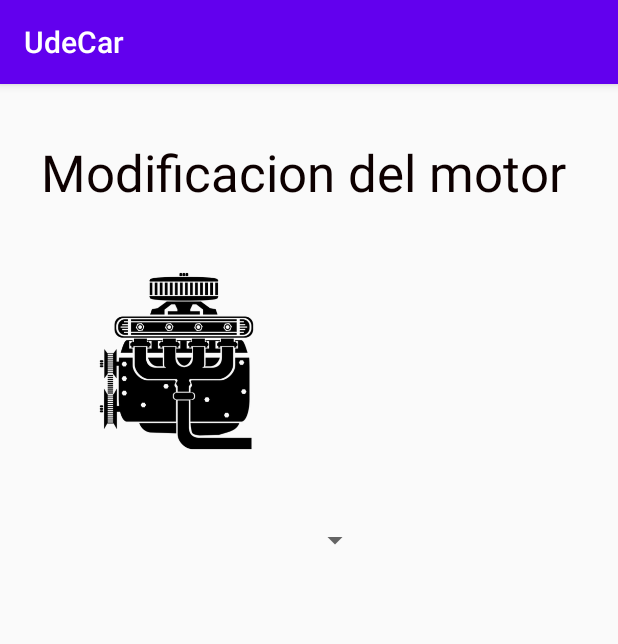
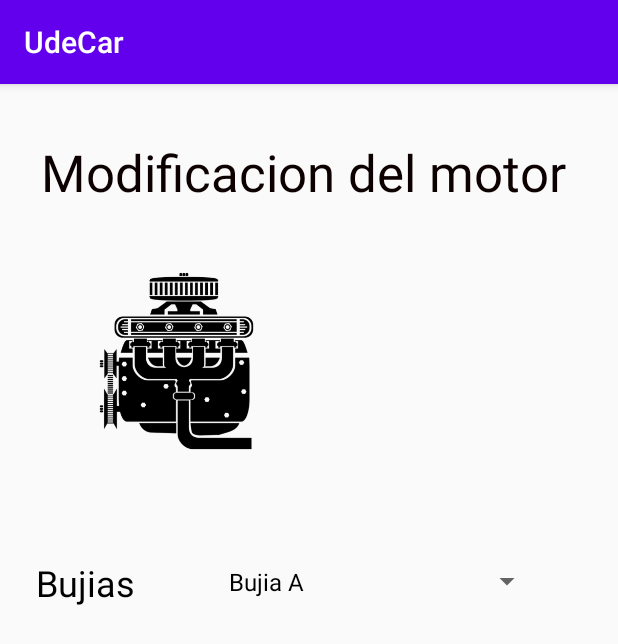
Before and after one commit to cristianpinillostorres/UdeCar, an Android app: the ModificarMotor screen opened directly, with no data from a screen before it, on a phone screen of 412 x 824 dp. Shown: the top 644 px of the screen. Run offline under Robolectric (Android 15) with nearby library versions, the phone set to English and light mode, and no system bars.

Commit message:
//Se agrego un ddl a la clase ModificarMotor

```diff
--- a/app/src/main/java/com/udecar/ModificarMotor.java
+++ b/app/src/main/java/com/udecar/ModificarMotor.java
@@ -3,18 +3,63 @@ package com.udecar;
 import androidx.appcompat.app.AppCompatActivity;
 
 import android.os.Bundle;
+import android.view.View;
+import android.widget.AdapterView;
+import android.widget.ArrayAdapter;
+import android.widget.Spinner;
+import android.widget.Toast;
+
+import java.util.ArrayList;
 
 public class ModificarMotor extends AppCompatActivity {
 
+    Spinner listaBujias;
+
     @Override
     protected void onCreate(Bundle savedInstanceState) {
-        super.onCreate(savedInstanceState);
-        setContentView(R.layout.activity_modificar_motor);
+            super.onCreate(savedInstanceState);
+            setContentView(R.layout.activity_modificar_motor);
+            //inicializar componentes
+            listaBujias = (Spinner) findViewById(R.id.ddl_listaBujias);
+            //listaBujias = (Spinner) findViewById(R.id.ddl_listaBujias);
+            //listaBujias = (Spinner) findViewById(R.id.ddl_listaBujias);
+            //listaBujias = (Spinner) findViewById(R.id.ddl_listaBujias);
+            //llenar Spinner
+            LlenarSpiner();
     }
 
+    public void LlenarSpiner(){
 
+        PartesMotor parte1 = new PartesMotor(1, "Bujia A");
+        PartesMotor parte2 = new PartesMotor(2, "Bujia B");
+        PartesMotor parte3 = new PartesMotor(2, "Bujia C");
+        //Creacion del arrayList de tipo "PartesMotor"
+        ArrayList<String> partes = new ArrayList<>();
+        //llenado del arrayList
+        partes.add(parte1.getNombreParte());
+        partes.add(parte2.getNombreParte());
+        partes.add(parte3.getNombreParte());
+        //adaptador de tipo arrayList para el spinner
+        ArrayAdapter<String> adaptador = new ArrayAdapter<>(this, R.layout.support_simple_spinner_dropdown_item, partes);
+        listaBujias.setAdapter(adaptador);
 
+        listaBujias.setOnItemSelectedListener(new AdapterView.OnItemSelectedListener() {
+            @Override
+            public void onItemSelected(AdapterView<?> parent, View view, int position, long id) {
+                Toast.makeText(getApplicationContext(),"selecciono: "+parent.getItemAtPosition(position).toString() ,Toast.LENGTH_SHORT).show();
+            }
 
+            @Override
+            public void onNothingSelected(AdapterView<?> parent) {
 
+            }
+        });
+    }
+
+    public void ObtenerSeleccion(){
+        PartesMotor parteSeleccionada = (PartesMotor) listaBujias.getSelectedItem();
+        String mensaje = parteSeleccionada.getNombreParte()+" ha sido seleccionada";
+        Toast.makeText(getApplicationContext(),mensaje,Toast.LENGTH_SHORT).show();
+    }
 
 }
--- /dev/null
+++ b/app/src/main/java/com/udecar/PartesMotor.java
@@ -0,0 +1,27 @@
+package com.udecar;
+
+public class PartesMotor {
+    private int idParte;
+    private String nombreParte;
+
+    public PartesMotor(int idParte, String nombreParte) {
+        this.idParte = idParte;
+        this.nombreParte = nombreParte;
+    }
+
+    public int getIdParte() {
+        return idParte;
+    }
+
+    public void setIdParte(int idParte) {
+        this.idParte = idParte;
+    }
+
+    public String getNombreParte() {
+        return nombreParte;
+    }
+
+    public void setNombreParte(String nombreParte) {
+        this.nombreParte = nombreParte;
+    }
+}
--- a/app/src/main/res/layout/activity_modificar_motor.xml
+++ b/app/src/main/res/layout/activity_modificar_motor.xml
@@ -5,6 +5,18 @@
     android:layout_width="match_parent"
     android:layout_height="match_parent"
     tools:context=".ModificarMotor">
+
+    <TextView
+        android:id="@+id/label1"
+        android:layout_width="100dp"
+        android:layout_height="wrap_content"
+        android:layout_marginStart="24dp"
+        android:layout_marginTop="316dp"
+        android:text="Bujias"
+        android:textColor="@android:color/background_dark"
+        android:textSize="24sp"
+        app:layout_constraintStart_toStartOf="parent"
+        app:layout_constraintTop_toTopOf="parent" />
 
     <ImageView
         android:id="@+id/imageView2"
@@ -30,12 +42,14 @@
         app:layout_constraintTop_toTopOf="parent" />
 
     <Spinner
-        android:id="@+id/listaMotores"
-        android:layout_width="220dp"
-        android:layout_height="wrap_content"
-        android:layout_marginTop="292dp"
+        android:id="@+id/ddl_listaBujias"
+        android:layout_width="217dp"
+        android:layout_height="31dp"
+        android:layout_marginTop="316dp"
+        android:prompt="@string/seleccionBujia"
+        android:spinnerMode="dialog"
         app:layout_constraintEnd_toEndOf="parent"
-        app:layout_constraintHorizontal_bias="0.141"
+        app:layout_constraintHorizontal_bias="0.743"
         app:layout_constraintStart_toStartOf="parent"
         app:layout_constraintTop_toTopOf="parent" />
 
--- a/app/src/main/res/values/strings.xml
+++ b/app/src/main/res/values/strings.xml
@@ -4,4 +4,5 @@
     <string name="btnMotor">Modificar motor</string>
     <string name="btnFrenos">Modificar Frenos</string>
     <string name="btnTransmision">Modificar Transmision</string>
+    <string name="seleccionBujia">Seleccione una bujia a modificar</string>
 </resources>
```
